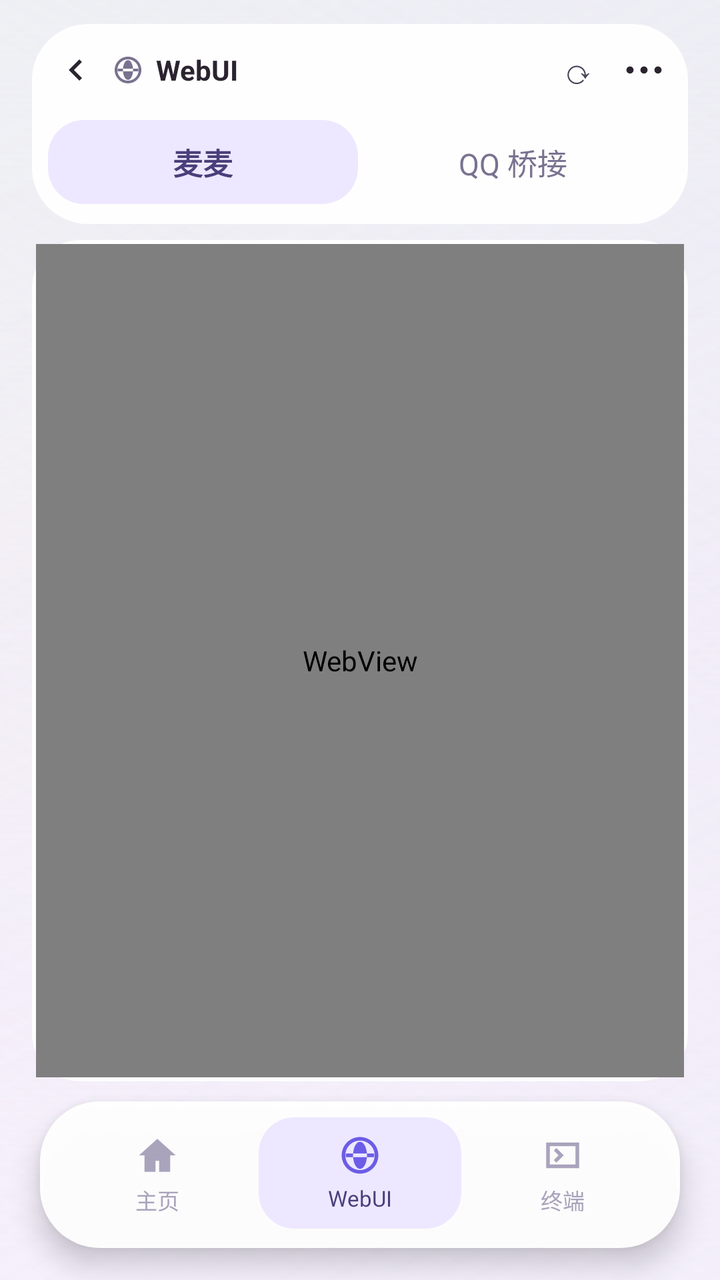
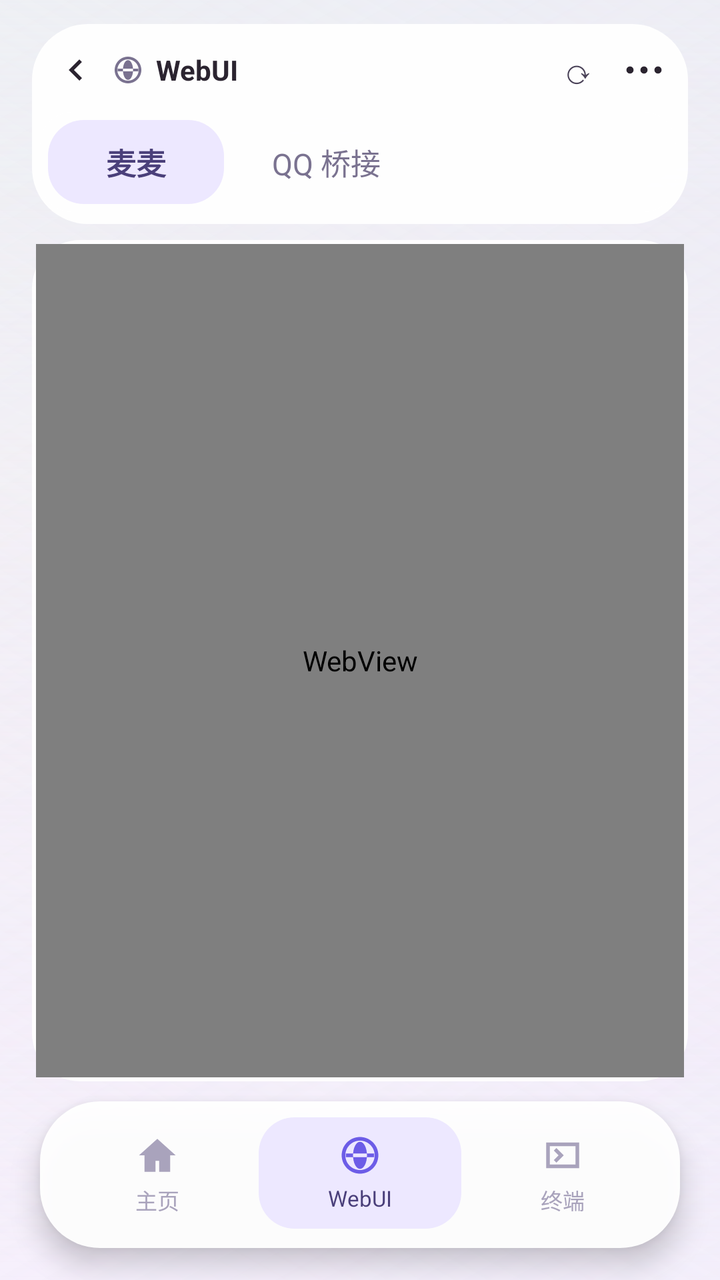

Two renders of the same Android screen: before a commit and after it. Below are the layout's source before the change and the commit's diff.
<!-- AndroidManifest.xml: application theme AppTheme -->
<!-- res/layout/activity_webui.xml -->
<?xml version="1.0" encoding="utf-8"?>
<LinearLayout xmlns:android="http://schemas.android.com/apk/res/android"
    android:layout_width="match_parent"
    android:layout_height="match_parent"
    android:background="@drawable/bg_app"
    android:orientation="vertical">
    
    <LinearLayout
        android:layout_width="match_parent"
        android:layout_height="wrap_content"
        android:layout_marginStart="16dp"
        android:layout_marginTop="12dp"
        android:layout_marginEnd="16dp"
        android:background="@drawable/bg_term_header"
        android:orientation="vertical"
        android:paddingStart="4dp"
        android:paddingTop="6dp"
        android:paddingEnd="6dp"
        android:paddingBottom="6dp">

        
        <LinearLayout
            android:layout_width="match_parent"
            android:layout_height="wrap_content"
            android:gravity="center_vertical"
            android:orientation="horizontal">

            <ImageButton
                android:id="@+id/btn_back"
                android:layout_width="34dp"
                android:layout_height="34dp"
                android:background="@android:color/transparent"
                android:contentDescription="返回"
                android:padding="7dp"
                android:rotation="180"
                android:src="@drawable/ic_chevron_right"
                android:tint="#2B2430" />

            <ImageView
                android:layout_width="16dp"
                android:layout_height="16dp"
                android:layout_marginStart="2dp"
                android:contentDescription=""
                android:src="@drawable/ic_globe"
                android:tint="#7A7290" />

            <TextView
                android:id="@+id/webui_title"
                android:layout_width="0dp"
                android:layout_height="wrap_content"
                android:layout_marginStart="6dp"
                android:layout_weight="1"
                android:ellipsize="end"
                android:maxLines="1"
                android:text="WebUI"
                android:textColor="#2B2430"
                android:textSize="14sp"
                android:textStyle="bold" />

            <TextView
                android:id="@+id/btn_reload"
                android:layout_width="34dp"
                android:layout_height="34dp"
                android:background="@android:color/transparent"
                android:clickable="true"
                android:focusable="true"
                android:gravity="center"
                android:text="⟳"
                android:textColor="#4A4258"
                android:textSize="17sp" />

            <ImageButton
                android:id="@+id/btn_more"
                android:layout_width="32dp"
                android:layout_height="32dp"
                android:background="@android:color/transparent"
                android:contentDescription="更多"
                android:padding="4dp"
                android:src="@drawable/ic_dots_h"
                android:tint="#2B2430" />
        </LinearLayout>

        
        <LinearLayout
            android:layout_width="match_parent"
            android:layout_height="wrap_content"
            android:layout_marginTop="4dp"
            android:background="@drawable/bg_row_soft"
            android:orientation="horizontal"
            android:padding="4dp">

            <TextView
                android:id="@+id/tab_mb"
                android:layout_width="0dp"
                android:layout_height="42dp"
                android:layout_weight="1"
                android:background="@drawable/bg_nav_active"
                android:gravity="center"
                android:text="麦麦"
                android:textColor="#4A3F7A"
                android:textSize="15sp"
                android:textStyle="bold" />

            <TextView
                android:id="@+id/tab_sl"
                android:layout_width="0dp"
                android:layout_height="42dp"
                android:layout_weight="1"
                android:gravity="center"
                android:text="QQ 桥接"
                android:textColor="#7A7290"
                android:textSize="15sp" />
        </LinearLayout>
    </LinearLayout>


    
    <ProgressBar
        android:id="@+id/web_progress"
        style="?android:attr/progressBarStyleHorizontal"
        android:layout_width="match_parent"
        android:layout_height="3dp"
        android:layout_marginStart="24dp"
        android:layout_marginTop="4dp"
        android:layout_marginEnd="24dp"
        android:max="100"
        android:progressTint="#6C5CE7"
        android:visibility="gone" />

    
    <FrameLayout
        android:layout_width="match_parent"
        android:layout_height="0dp"
        android:layout_marginStart="16dp"
        android:layout_marginTop="8dp"
        android:layout_marginEnd="16dp"
        android:layout_weight="1"
        android:background="@drawable/bg_card"
        android:padding="2dp">

        <WebView
            android:id="@+id/web_view"
            android:layout_width="match_parent"
            android:layout_height="match_parent"
            android:background="#FFFFFF" />
    </FrameLayout>

    
    <LinearLayout
        android:layout_width="match_parent"
        android:layout_height="wrap_content"
        android:layout_marginStart="20dp"
        android:layout_marginTop="10dp"
        android:layout_marginEnd="20dp"
        android:layout_marginBottom="16dp"
        android:background="@drawable/bg_nav"
        android:elevation="8dp"
        android:orientation="horizontal"
        android:padding="8dp">

        <LinearLayout
            android:id="@+id/tab_home"
            android:layout_width="0dp"
            android:layout_height="wrap_content"
            android:layout_weight="1"
            android:gravity="center"
            android:orientation="vertical"
            android:paddingTop="8dp"
            android:paddingBottom="8dp">

            <ImageView
                android:layout_width="22dp"
                android:layout_height="22dp"
                android:contentDescription="主页"
                android:src="@drawable/ic_home"
                android:tint="#A9A3BC" />

            <TextView
                android:layout_width="wrap_content"
                android:layout_height="wrap_content"
                android:layout_marginTop="3dp"
                android:text="主页"
                android:textColor="#A9A3BC"
                android:textSize="11sp" />
        </LinearLayout>

        <LinearLayout
            android:id="@+id/tab_webui"
            android:layout_width="0dp"
            android:layout_height="wrap_content"
            android:layout_weight="1"
            android:background="@drawable/bg_nav_active"
            android:gravity="center"
            android:orientation="vertical"
            android:paddingTop="8dp"
            android:paddingBottom="8dp">

            <ImageView
                android:layout_width="22dp"
                android:layout_height="22dp"
                android:contentDescription="WebUI"
                android:src="@drawable/ic_globe"
                android:tint="#6C5CE7" />

            <TextView
                android:layout_width="wrap_content"
                android:layout_height="wrap_content"
                android:layout_marginTop="3dp"
                android:text="WebUI"
                android:textColor="#4A3F7A"
                android:textSize="11sp" />
        </LinearLayout>

        <LinearLayout
            android:id="@+id/tab_term"
            android:layout_width="0dp"
            android:layout_height="wrap_content"
            android:layout_weight="1"
            android:gravity="center"
            android:orientation="vertical"
            android:paddingTop="8dp"
            android:paddingBottom="8dp">

            <ImageView
                android:layout_width="22dp"
                android:layout_height="22dp"
                android:contentDescription="终端"
                android:src="@drawable/ic_terminal"
                android:tint="#A9A3BC" />

            <TextView
                android:layout_width="wrap_content"
                android:layout_height="wrap_content"
                android:layout_marginTop="3dp"
                android:text="终端"
                android:textColor="#A9A3BC"
                android:textSize="11sp" />
        </LinearLayout>
    </LinearLayout>

</LinearLayout>
<!-- resources referenced by this layout -->
<resources>
  <!-- drawable bg_card (drawable) -->
  <?xml version="1.0" encoding="utf-8"?>
  <shape xmlns:android="http://schemas.android.com/apk/res/android" android:shape="rectangle">
      <solid android:color="#E8FFFFFF" />
      <corners android:radius="24dp" />
  </shape>
  <!-- drawable bg_nav (drawable) -->
  <?xml version="1.0" encoding="utf-8"?>
  <shape xmlns:android="http://schemas.android.com/apk/res/android" android:shape="rectangle">
      <solid android:color="#F2FFFFFF" />
      <corners android:radius="30dp" />
  </shape>
  <!-- drawable bg_nav_active (drawable) -->
  <?xml version="1.0" encoding="utf-8"?>
  <shape xmlns:android="http://schemas.android.com/apk/res/android" android:shape="rectangle">
      <solid android:color="#EDE8FF" />
      <corners android:radius="18dp" />
  </shape>
  <!-- drawable bg_row_soft (drawable) -->
  <?xml version="1.0" encoding="utf-8"?>
  <shape xmlns:android="http://schemas.android.com/apk/res/android" android:shape="rectangle">
      <solid android:color="#8CFFFFFF" />
      <corners android:radius="16dp" />
  </shape>
  <!-- drawable bg_term_header (drawable) -->
  <?xml version="1.0" encoding="utf-8"?>
  <shape xmlns:android="http://schemas.android.com/apk/res/android" android:shape="rectangle">
      <solid android:color="#F2FFFFFF" />
      <corners android:radius="28dp" />
  </shape>
  <!-- drawable ic_chevron_right (drawable) -->
  <?xml version="1.0" encoding="utf-8"?>
  <vector xmlns:android="http://schemas.android.com/apk/res/android"
      android:width="24dp"
      android:height="24dp"
      android:viewportWidth="24"
      android:viewportHeight="24">
      <path
          android:fillColor="#FF2B2430"
          android:pathData="M9.3,6.7L8,8l4,4l-4,4l1.3,1.3L14.6,12z" />
  </vector>
  <!-- drawable ic_dots_h (drawable) -->
  <?xml version="1.0" encoding="utf-8"?>
  <vector xmlns:android="http://schemas.android.com/apk/res/android"
      android:width="24dp"
      android:height="24dp"
      android:viewportWidth="24"
      android:viewportHeight="24">
      <path
          android:fillColor="#FF2B2430"
          android:pathData="M5,12m-1.8,0a1.8,1.8 0 1,0 3.6,0a1.8,1.8 0 1,0 -3.6,0M12,12m-1.8,0a1.8,1.8 0 1,0 3.6,0a1.8,1.8 0 1,0 -3.6,0M19,12m-1.8,0a1.8,1.8 0 1,0 3.6,0a1.8,1.8 0 1,0 -3.6,0" />
  </vector>
  <!-- drawable ic_globe (drawable) -->
  <?xml version="1.0" encoding="utf-8"?>
  <vector xmlns:android="http://schemas.android.com/apk/res/android"
      android:width="24dp"
      android:height="24dp"
      android:viewportWidth="24"
      android:viewportHeight="24">
      <path
          android:fillColor="#FF2B2430"
          android:fillType="evenOdd"
          android:pathData="M12,2C6.48,2 2,6.48 2,12s4.48,10 10,10s10,-4.48 10,-10S17.52,2 12,2zM12,20c-4.41,0 -8,-3.59 -8,-8s3.59,-8 8,-8s8,3.59 8,8S16.41,20 12,20zM12,4.6c-2.1,0 -3.8,3.31 -3.8,7.4s1.7,7.4 3.8,7.4s3.8,-3.31 3.8,-7.4S14.1,4.6 12,4.6zM4.3,11h15.4v2H4.3z" />
  </vector>
  <!-- drawable ic_home (drawable) -->
  <?xml version="1.0" encoding="utf-8"?>
  <vector xmlns:android="http://schemas.android.com/apk/res/android"
      android:width="24dp"
      android:height="24dp"
      android:viewportWidth="24"
      android:viewportHeight="24">
      <path
          android:fillColor="#FF2B2430"
          android:fillType="evenOdd"
          android:pathData="M12,3L2,12h3v9h6v-6h2v6h6v-9h3z" />
  </vector>
  <!-- drawable ic_terminal (drawable) -->
  <?xml version="1.0" encoding="utf-8"?>
  <vector xmlns:android="http://schemas.android.com/apk/res/android"
      android:width="24dp"
      android:height="24dp"
      android:viewportWidth="24"
      android:viewportHeight="24">
      <path
          android:fillColor="#FF2B2430"
          android:fillType="evenOdd"
          android:pathData="M3,5h18v14H3zM5,7v10h14V7zM7.2,9.4l2.6,2.6l-2.6,2.6l1.4,1.4l4,-4l-4,-4z" />
  </vector>
  <!-- unchanged entries left out for length: 2 -->
</resources>

<!-- the commit's change to res/layout/activity_webui.xml (unified diff, before → after) -->
@@ -81,36 +81,49 @@
         </LinearLayout>
 
         
-        <LinearLayout
+        <HorizontalScrollView
+            android:id="@+id/tab_scroller"
             android:layout_width="match_parent"
             android:layout_height="wrap_content"
             android:layout_marginTop="4dp"
             android:background="@drawable/bg_row_soft"
-            android:orientation="horizontal"
-            android:padding="4dp">
-
-            <TextView
-                android:id="@+id/tab_mb"
-                android:layout_width="0dp"
-                android:layout_height="42dp"
-                android:layout_weight="1"
-                android:background="@drawable/bg_nav_active"
-                android:gravity="center"
-                android:text="麦麦"
-                android:textColor="#4A3F7A"
-                android:textSize="15sp"
-                android:textStyle="bold" />
-
-            <TextView
-                android:id="@+id/tab_sl"
-                android:layout_width="0dp"
-                android:layout_height="42dp"
-                android:layout_weight="1"
-                android:gravity="center"
-                android:text="QQ 桥接"
-                android:textColor="#7A7290"
-                android:textSize="15sp" />
-        </LinearLayout>
+            android:fillViewport="true"
+            android:padding="4dp"
+            android:scrollbars="none">
+
+            <LinearLayout
+                android:layout_width="wrap_content"
+                android:layout_height="wrap_content"
+                android:orientation="horizontal">
+
+                <TextView
+                    android:id="@+id/tab_mb"
+                    android:layout_width="wrap_content"
+                    android:layout_height="42dp"
+                    android:background="@drawable/bg_nav_active"
+                    android:gravity="center"
+                    android:minWidth="88dp"
+                    android:paddingStart="18dp"
+                    android:paddingEnd="18dp"
+                    android:text="麦麦"
+                    android:textColor="#4A3F7A"
+                    android:textSize="15sp"
+                    android:textStyle="bold" />
+
+                <TextView
+                    android:id="@+id/tab_sl"
+                    android:layout_width="wrap_content"
+                    android:layout_height="42dp"
+                    android:layout_marginStart="6dp"
+                    android:gravity="center"
+                    android:minWidth="88dp"
+                    android:paddingStart="18dp"
+                    android:paddingEnd="18dp"
+                    android:text="QQ 桥接"
+                    android:textColor="#7A7290"
+                    android:textSize="15sp" />
+            </LinearLayout>
+        </HorizontalScrollView>
     </LinearLayout>
 
 
